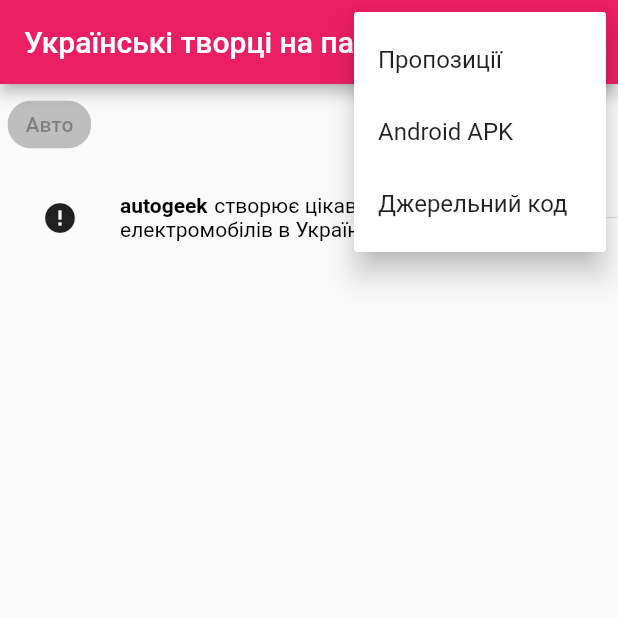
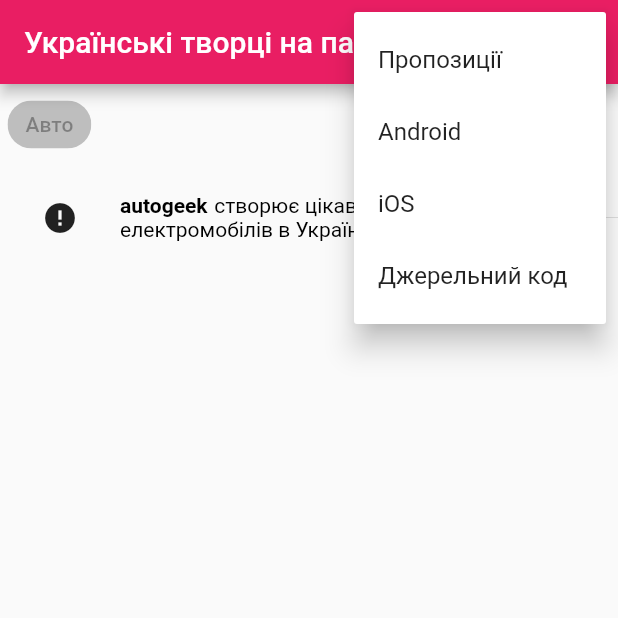
Before and after one commit to tellnobody1/patreon, a Flutter app: the screen it shows after launch, after a tap on "Всі", after a tap on "Авто", after a tap on the "more vert" icon, on a phone screen of 412 x 824 dp, the top half of it. Run offline on Flutter 3.47's test engine with Material 2 defaults, Android fonts, the light colour scheme and no system bars; drawn by our look-alikes of cached_network_image; network calls fail.

Commit message:
ios webapp

```diff
--- a/lib/main.dart
+++ b/lib/main.dart
@@ -69,7 +69,8 @@ class _MyHomePageState extends State<MyHomePage> {
           PopupMenuButton(
             itemBuilder: (_) => [
               PopupMenuItem(value: "https://t.me/uaapps", child: Text("Пропозиції")),
-              PopupMenuItem(value: "https://github.com/uaapps/patreon/releases/download/1.0/app-release.apk", child: Text("Android APK")),
+              PopupMenuItem(value: "https://github.com/uaapps/patreon/releases/download/1.0/app-release.apk", child: Text("Android")),
+              PopupMenuItem(value: "https://support.apple.com/uk-ua/guide/iphone/iph42ab2f3a7/ios", child: Text("iOS")),
               PopupMenuItem(value: "https://github.com/uaapps/patreon", child: Text("Джерельний код")),
             ],
             onSelected: (route) => launch('$route'),
```
Also changed, not shown: 3 other files.
